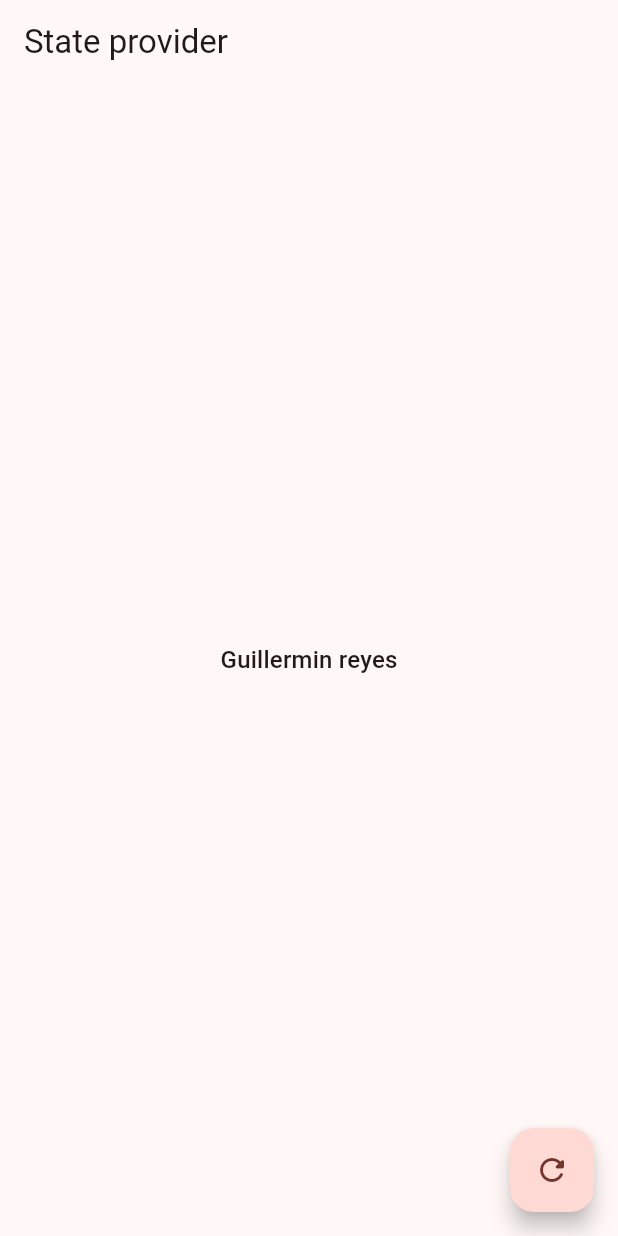
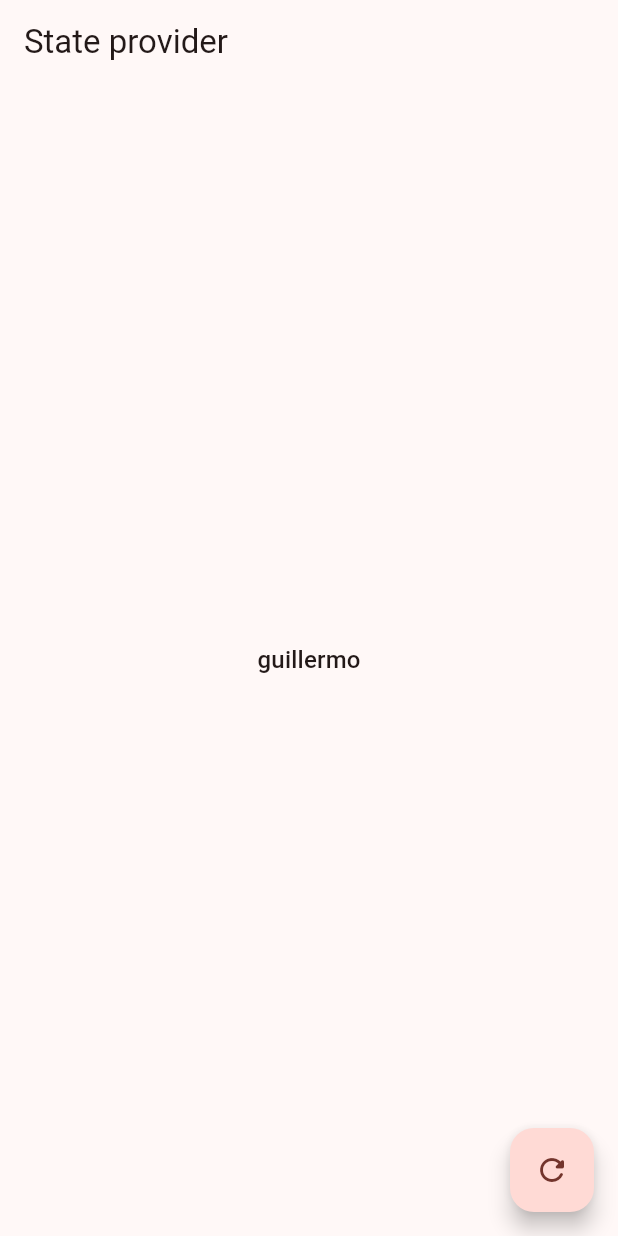
Before and after one commit to resg19/flutter_app, a Flutter app: the StateProviderScreen screen opened by its route, on a phone screen of 412 x 824 dp. Run offline on Flutter 3.47's test engine with Material 3 defaults, Android fonts, the phone set to English and light mode, and no system bars; our stand-ins replace go_router.

```diff
--- a/lib/main.dart
+++ b/lib/main.dart
@@ -20,3 +20,5 @@ class MyApp extends StatelessWidget {
     );
   }
 }
+
+//https://github.com/resg19/flutter_app.git
--- a/lib/presentation/screens/01-state-provider/state_provider_screen.dart
+++ b/lib/presentation/screens/01-state-provider/state_provider_screen.dart
@@ -10,7 +10,7 @@ class StateProviderScreen extends StatelessWidget {
 
     return Scaffold(
       appBar: AppBar(title: Text('State provider', style:estiloG ,),),
-      body:   Center(child: Text('Guillermin reyes', style: estiloM ,),),
+      body:   Center(child: Text('guillermo', style: estiloM ,),),
       floatingActionButton: FloatingActionButton(
         onPressed: () {
         },
--- a/lib/presentation/screens/home/home_screen.dart
+++ b/lib/presentation/screens/home/home_screen.dart
@@ -35,6 +35,7 @@ class _CustomListTile extends StatelessWidget {
 
   @override
   Widget build(BuildContext context) {
+
     return ListTile(
       trailing: Icon(Icons.arrow_back_ios_new_rounded),
       title: Text(title),
```
